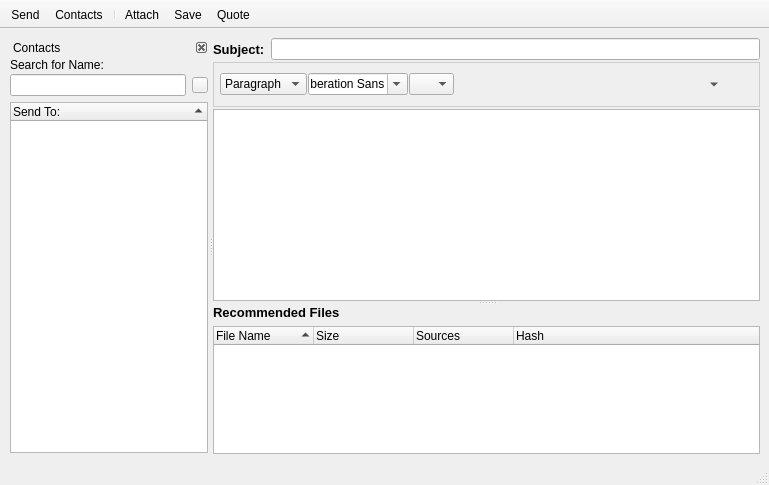
Old version of the form retroshare-gui/src/gui/msgs/MessageComposer.ui in the repository RetroShare/RetroShare.
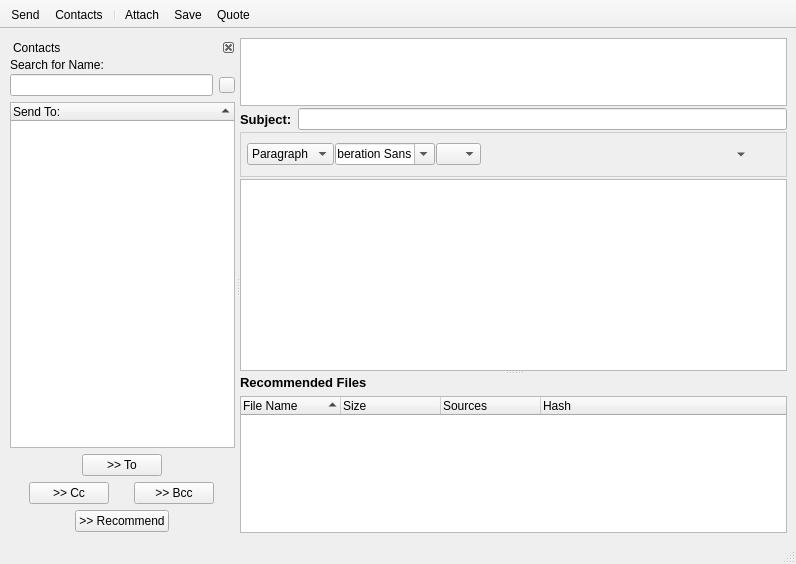
New version of the form. Icons and pictures are not drawn.

Commit message:
Reworked MessageComposer - Added To, Cc, Bcc and Recommend friends - Added group support - Show state of the friends in real time - Save state of the window in profile - Translated into german
Added "Message group" to PeersDialog

```diff
--- a/retroshare-gui/src/gui/msgs/MessageComposer.ui
+++ b/retroshare-gui/src/gui/msgs/MessageComposer.ui
@@ -6,8 +6,8 @@
    <rect>
     <x>0</x>
     <y>0</y>
-    <width>769</width>
-    <height>485</height>
+    <width>796</width>
+    <height>564</height>
    </rect>
   </property>
   <property name="contextMenuPolicy">
@@ -179,6 +179,74 @@
            </column>
           </widget>
          </item>
+         <item row="3" column="0">
+          <layout class="QVBoxLayout" name="verticalLayout_4">
+           <item>
+            <layout class="QHBoxLayout" name="horizontalLayout">
+             <item>
+              <widget class="QPushButton" name="addToButton">
+               <property name="sizePolicy">
+                <sizepolicy hsizetype="Fixed" vsizetype="Fixed">
+                 <horstretch>0</horstretch>
+                 <verstretch>0</verstretch>
+                </sizepolicy>
+               </property>
+               <property name="text">
+                <string>&gt;&gt; To</string>
+               </property>
+              </widget>
+             </item>
+            </layout>
+           </item>
+           <item>
+            <layout class="QHBoxLayout" name="horizontalLayout_2">
+             <item>
+              <widget class="QPushButton" name="addCcButton">
+               <property name="sizePolicy">
+                <sizepolicy hsizetype="Fixed" vsizetype="Fixed">
+                 <horstretch>0</horstretch>
+                 <verstretch>0</verstretch>
+                </sizepolicy>
+               </property>
+               <property name="text">
+                <string>&gt;&gt; Cc</string>
+               </property>
+              </widget>
+             </item>
+             <item>
+              <widget class="QPushButton" name="addBccButton">
+               <property name="sizePolicy">
+                <sizepolicy hsizetype="Fixed" vsizetype="Fixed">
+                 <horstretch>0</horstretch>
+                 <verstretch>0</verstretch>
+                </sizepolicy>
+               </property>
+               <property name="text">
+                <string>&gt;&gt; Bcc</string>
+               </property>
+              </widget>
+             </item>
+            </layout>
+           </item>
+           <item>
+            <layout class="QHBoxLayout" name="horizontalLayout_3">
+             <item>
+              <widget class="QPushButton" name="addRecommendButton">
+               <property name="sizePolicy">
+                <sizepolicy hsizetype="Fixed" vsizetype="Fixed">
+                 <horstretch>0</horstretch>
+                 <verstretch>0</verstretch>
+                </sizepolicy>
+               </property>
+               <property name="text">
+                <string>&gt;&gt; Recommend</string>
+               </property>
+              </widget>
+             </item>
+            </layout>
+           </item>
+          </layout>
+         </item>
         </layout>
        </widget>
       </widget>
@@ -191,34 +259,7 @@
          <property name="verticalSpacing">
           <number>2</number>
          </property>
-         <item row="0" column="0">
-          <layout class="QHBoxLayout">
-           <property name="spacing">
-            <number>6</number>
-           </property>
-           <property name="margin">
-            <number>0</number>
-           </property>
-           <item>
-            <widget class="QLabel" name="label">
-             <property name="font">
-              <font>
-               <pointsize>10</pointsize>
-               <weight>75</weight>
-               <bold>true</bold>
-              </font>
-             </property>
-             <property name="text">
-              <string>Subject:</string>
-             </property>
-            </widget>
-           </item>
-           <item>
-            <widget class="QLineEdit" name="titleEdit"/>
-           </item>
-          </layout>
-         </item>
-         <item row="1" column="0">
+         <item row="5" column="0">
           <widget class="QFrame" name="frame">
            <property name="styleSheet">
             <string notr="true">QFrame#frame{ 
@@ -622,7 +663,7 @@
            </layout>
           </widget>
          </item>
-         <item row="2" column="0">
+         <item row="6" column="0">
           <widget class="QTextEdit" name="msgText">
            <property name="sizePolicy">
             <sizepolicy hsizetype="Expanding" vsizetype="MinimumExpanding">
@@ -635,6 +676,76 @@
            </property>
           </widget>
          </item>
+         <item row="2" column="0" rowspan="2">
+          <layout class="QHBoxLayout" name="SubjectHLayout" stretch="0,0">
+           <property name="spacing">
+            <number>6</number>
+           </property>
+           <property name="sizeConstraint">
+            <enum>QLayout::SetNoConstraint</enum>
+           </property>
+           <item>
+            <widget class="QLabel" name="label_3">
+             <property name="font">
+              <font>
+               <pointsize>10</pointsize>
+               <weight>75</weight>
+               <bold>true</bold>
+              </font>
+             </property>
+             <property name="text">
+              <string>Subject:</string>
+             </property>
+            </widget>
+           </item>
+           <item>
+            <widget class="QLineEdit" name="titleEdit"/>
+           </item>
+          </layout>
+         </item>
+         <item row="0" column="0">
+          <widget class="QTableWidget" name="recipientWidget">
+           <property name="sizePolicy">
+            <sizepolicy hsizetype="Expanding" vsizetype="Fixed">
+             <horstretch>0</horstretch>
+             <verstretch>0</verstretch>
+            </sizepolicy>
+           </property>
+           <property name="minimumSize">
+            <size>
+             <width>0</width>
+             <height>68</height>
+            </size>
+           </property>
+           <property name="maximumSize">
+            <size>
+             <width>16777215</width>
+             <height>68</height>
+            </size>
+           </property>
+           <property name="selectionMode">
+            <enum>QAbstractItemView::SingleSelection</enum>
+           </property>
+           <attribute name="horizontalHeaderVisible">
+            <bool>false</bool>
+           </attribute>
+           <attribute name="verticalHeaderVisible">
+            <bool>false</bool>
+           </attribute>
+           <attribute name="verticalHeaderDefaultSectionSize">
+            <number>22</number>
+           </attribute>
+           <attribute name="verticalHeaderVisible">
+            <bool>false</bool>
+           </attribute>
+           <attribute name="verticalHeaderDefaultSectionSize">
+            <number>22</number>
+           </attribute>
+           <attribute name="horizontalHeaderVisible">
+            <bool>false</bool>
+           </attribute>
+          </widget>
+         </item>
         </layout>
        </widget>
        <widget class="QWidget" name="layoutWidget_1">
```
Left out of the diff: 14 changed lines with no effect on the pictures. The commit also changes 15 other files.
